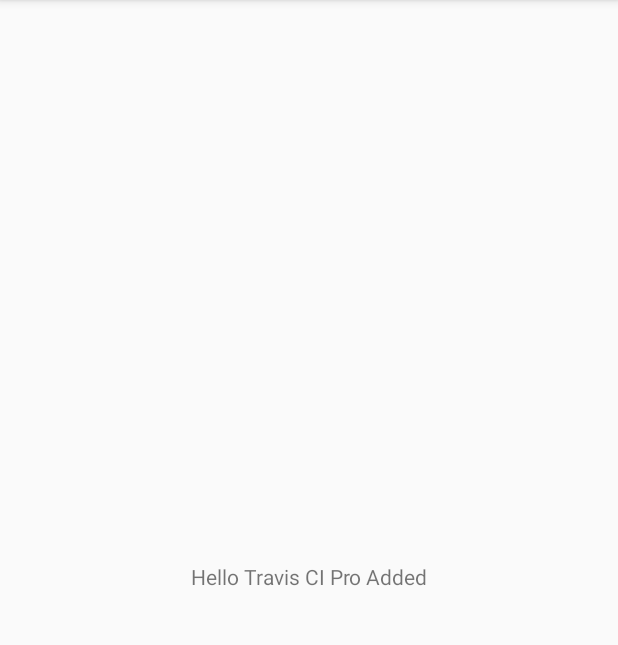
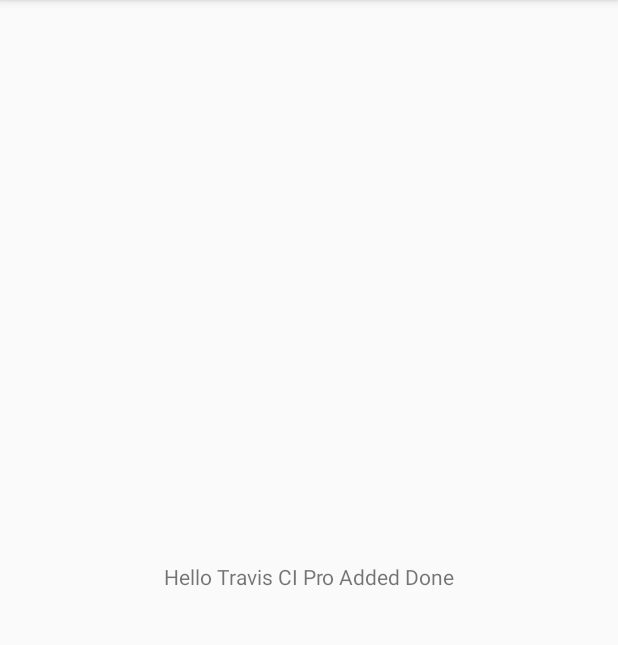
Before and after one commit to Dummyurl/TravisCiAdd, an Android app: the screen it shows after launch (MainActivity), on a phone screen of 412 x 824 dp, the part 84-729 px from its top. Run offline under Robolectric (Android 15) with nearby library versions, the phone set to English and light mode, and no system bars.

Commit message:
change ui 4

```diff
--- a/app/src/main/res/layout/activity_main.xml
+++ b/app/src/main/res/layout/activity_main.xml
@@ -9,7 +9,7 @@
     <TextView
         android:layout_width="wrap_content"
         android:layout_height="wrap_content"
-        android:text="Hello Travis CI Pro Added"
+        android:text="Hello Travis CI Pro Added Done"
         app:layout_constraintBottom_toBottomOf="parent"
         app:layout_constraintLeft_toLeftOf="parent"
         app:layout_constraintRight_toRightOf="parent"
```
